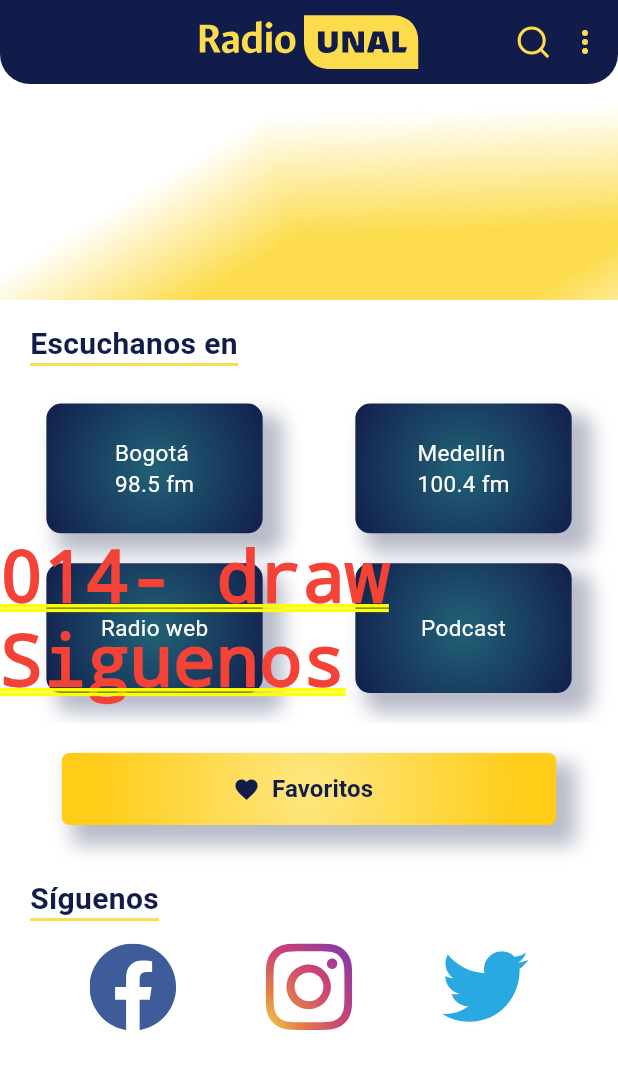
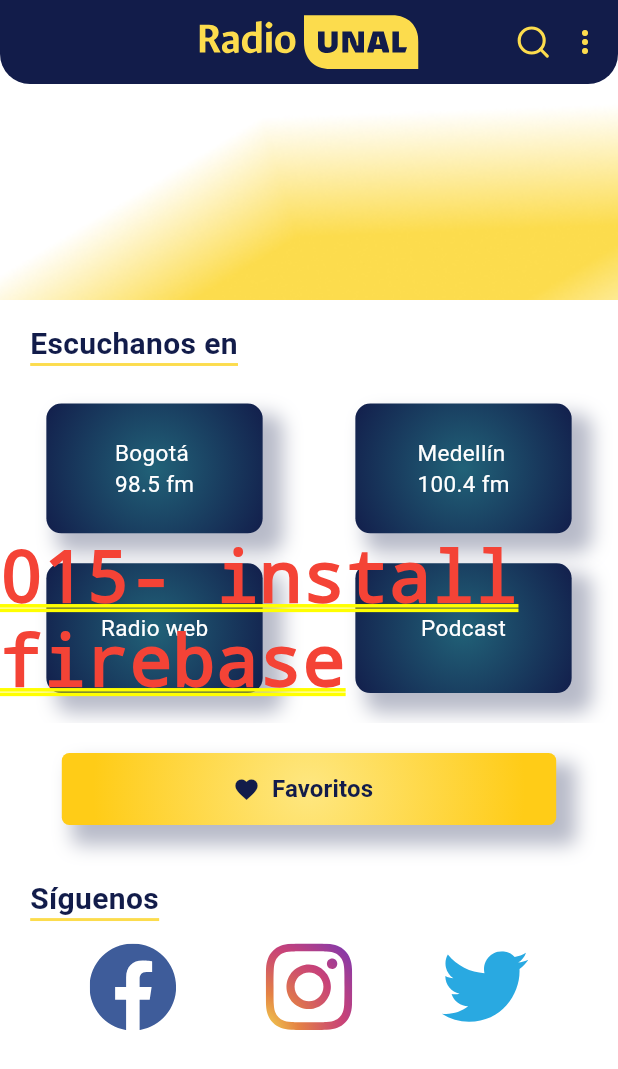
Before and after one commit to miguel1995/radiounal2, a Flutter app: the screen it shows after launch, on a phone screen of 412 x 824 dp. Shown: the top 1069 px of the screen. Run offline on Flutter 3.47's test engine with Material 3 defaults, Android fonts, the phone set to English and light mode, and no system bars; our stand-ins replace audioplayers, cached_network_image, carousel_slider, connectivity_plus, firebase_core, flutter_spinkit and 2 more; missing offline and left inert: encrypt; accounts and stored records are empty; network calls fail; statements that could not run were skipped; project files that could hold a hidden picture were left out.

Commit message:
:construction: app15 : install construction

```diff
--- a/lib/src/app.dart
+++ b/lib/src/app.dart
@@ -42,7 +42,7 @@ class _MyAppState extends State<MyApp> {
                 bottom: 0, child: BottomNavigationBarRadio(key: keyPlayer)),*/
             Container(
                 alignment: Alignment.center,
-                child: Text("014- draw Siguenos", style: TextStyle(color: Colors.red))
+                child: Text("015- install firebase", style: TextStyle(color: Colors.red))
             )
           ],
         )
--- a/pubspec.yaml
+++ b/pubspec.yaml
@@ -45,6 +45,8 @@ dependencies:
   connectivity_plus: ^3.0.2 #verifica la coneccion a internet
   carousel_slider: ^4.2.1 # Slider usado para mostrar el listado de contenidos destacados en Home
   url_launcher: ^6.1.7 # Abre una url en el navegador del movil
+  cloud_firestore: ^4.3.1 #Caracteristicas de firebase para el manejo de storage
+
 
 
 
```
Also changed, not shown: lib/firebase_options.dart (added), pubspec.lock, 1 other file.
